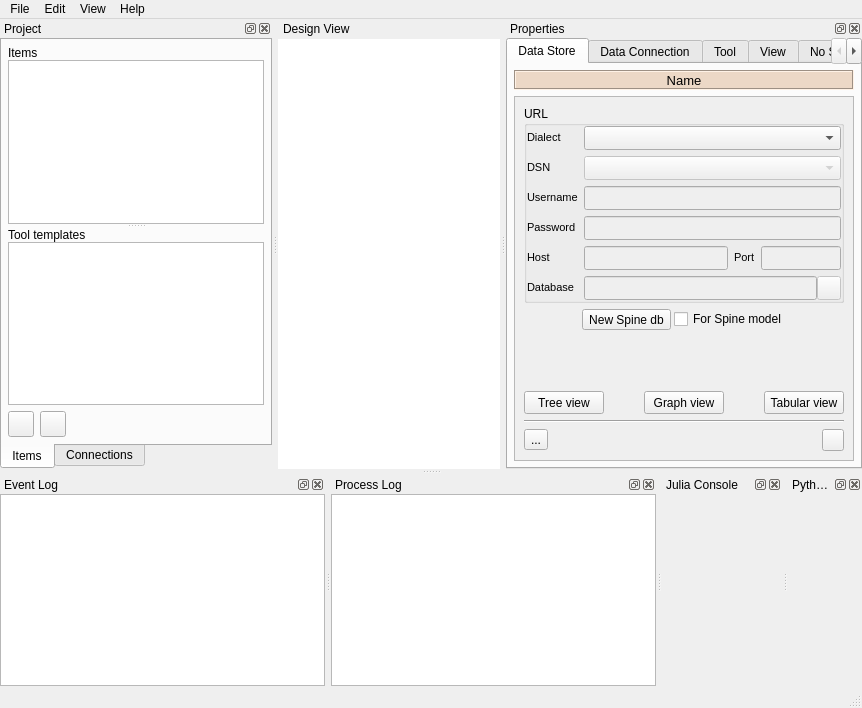
First picture: the form in spinetoolbox/ui/mainwindow.ui, repository spine-tools/Spine-Toolbox, before the edit.
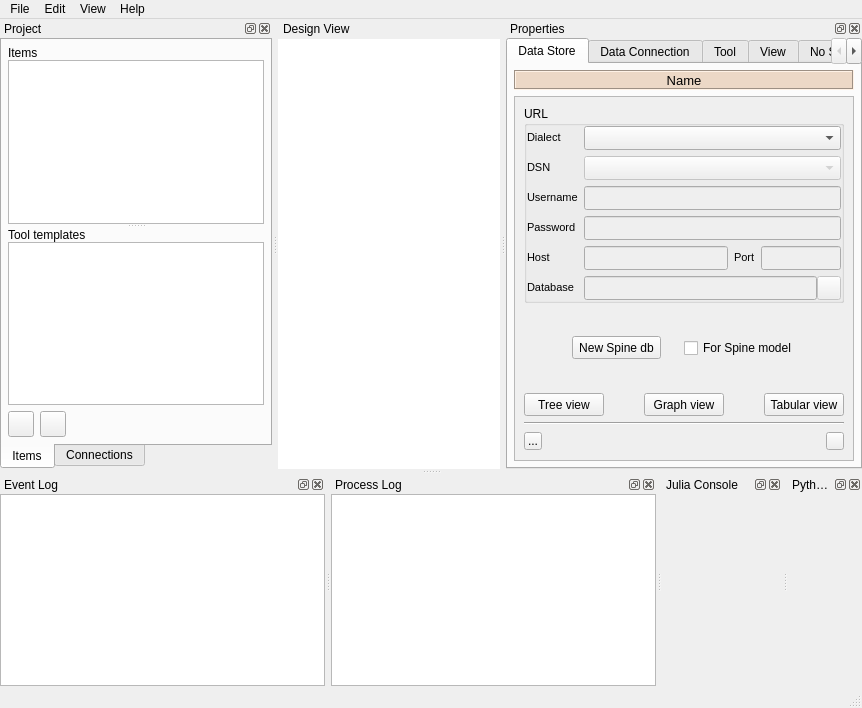
Second picture: the form after the edit. The open tabs and pages were chosen to show the change. Icons and pictures are not drawn. Custom widgets are drawn as their Qt base class.

Commit message: Fixed Tab order, moved Create Spine db button a little bit and fixed minor things in Properties tab

```diff
--- a/spinetoolbox/ui/mainwindow.ui
+++ b/spinetoolbox/ui/mainwindow.ui
@@ -426,8 +426,8 @@
              <rect>
               <x>0</x>
               <y>0</y>
-              <width>420</width>
-              <height>331</height>
+              <width>336</width>
+              <height>361</height>
              </rect>
             </property>
             <layout class="QVBoxLayout" name="verticalLayout_25">
@@ -919,6 +919,19 @@
                  </property>
                 </widget>
                </item>
+               <item>
+                <spacer name="verticalSpacer_3">
+                 <property name="orientation">
+                  <enum>Qt::Vertical</enum>
+                 </property>
+                 <property name="sizeHint" stdset="0">
+                  <size>
+                   <width>20</width>
+                   <height>40</height>
+                  </size>
+                 </property>
+                </spacer>
+               </item>
                <item>
                 <widget class="QCheckBox" name="checkBox_for_spine_model">
                  <property name="toolTip">
@@ -944,19 +957,6 @@
                </item>
               </layout>
              </item>
-             <item>
-              <spacer name="verticalSpacer_3">
-               <property name="orientation">
-                <enum>Qt::Vertical</enum>
-               </property>
-               <property name="sizeHint" stdset="0">
-                <size>
-                 <width>20</width>
-                 <height>40</height>
-                </size>
-               </property>
-              </spacer>
-             </item>
              <item>
               <layout class="QHBoxLayout" name="horizontalLayout_26">
                <item>
@@ -1082,6 +1082,18 @@
               <layout class="QHBoxLayout" name="horizontalLayout_27">
                <item>
                 <widget class="QToolButton" name="toolButton_copy_url">
+                 <property name="minimumSize">
+                  <size>
+                   <width>18</width>
+                   <height>18</height>
+                  </size>
+                 </property>
+                 <property name="maximumSize">
+                  <size>
+                   <width>18</width>
+                   <height>18</height>
+                  </size>
+                 </property>
                  <property name="toolTip">
                   <string>&lt;html&gt;&lt;head/&gt;&lt;body&gt;&lt;p&gt;Copy current database url to clipboard.&lt;/p&gt;&lt;/body&gt;&lt;/html&gt;</string>
                  </property>
@@ -1115,10 +1127,16 @@
                    <verstretch>0</verstretch>
                   </sizepolicy>
                  </property>
+                 <property name="minimumSize">
+                  <size>
+                   <width>18</width>
+                   <height>18</height>
+                  </size>
+                 </property>
                  <property name="maximumSize">
                   <size>
-                   <width>22</width>
-                   <height>22</height>
+                   <width>18</width>
+                   <height>18</height>
                   </size>
                  </property>
                  <property name="toolTip">
```
Left out of the diff: 79 changed lines with no effect on the pictures. The commit also changes 7 other files.
